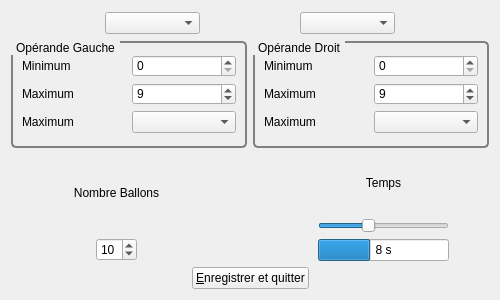
Above: editeur.ui from Txikilinux/leterrier-calculment before the change. Below: the same form after it.
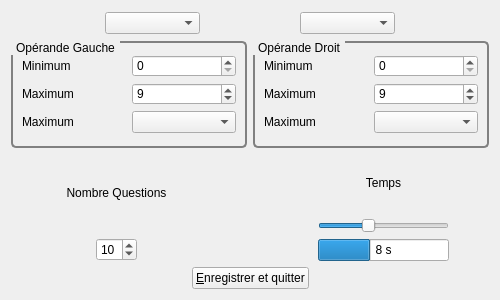
That is the form after the change.

Commit message: Remplacement de nombre ballons par nombre questions dans l'éditeur

What changed in the file:
```diff
--- a/editeur.ui
+++ b/editeur.ui
@@ -268,7 +268,7 @@
          <item row="0" column="0" colspan="3">
           <widget class="QLabel" name="lblNombreBallons">
            <property name="text">
-            <string>Nombre Ballons</string>
+            <string>Nombre Questions</string>
            </property>
            <property name="alignment">
             <set>Qt::AlignCenter</set>
```
